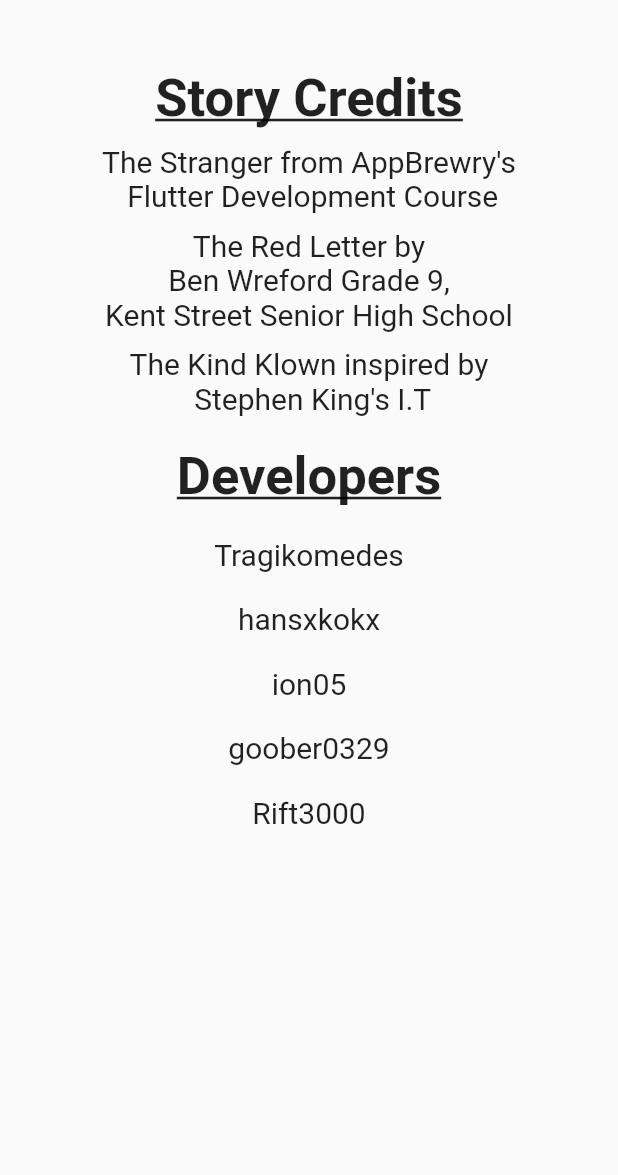
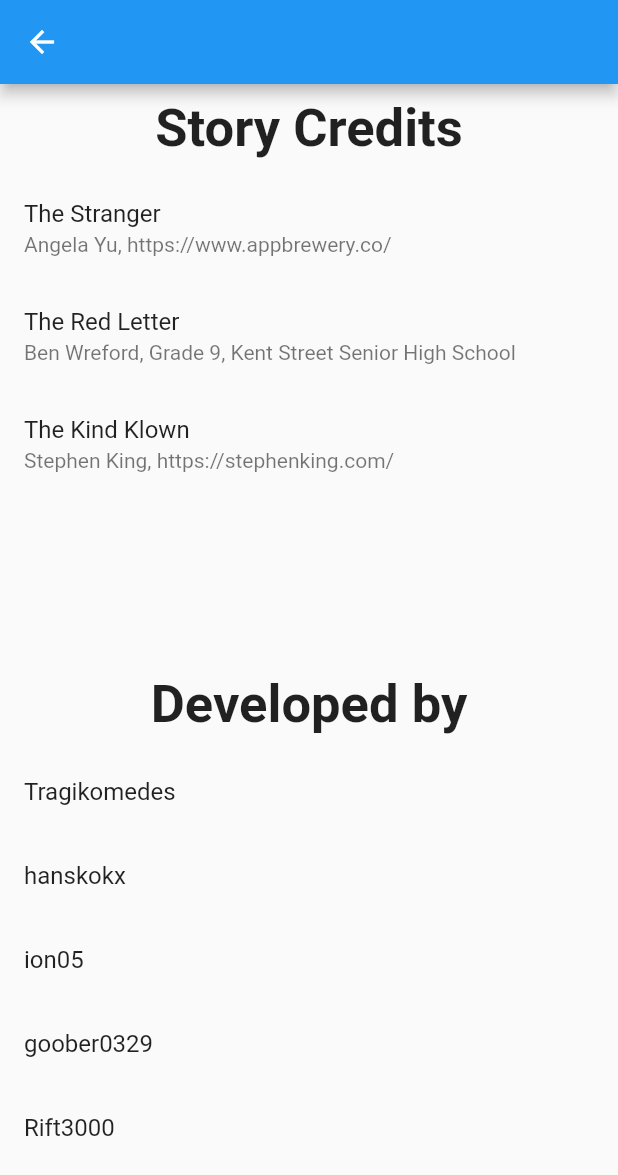
Before and after one commit to saileshbro/Your-Destiny, a Flutter app: the CreditsPage screen opened directly, on a phone screen of 412 x 824 dp. Shown: the top 1175 px of the screen. Run offline on Flutter 3.47's test engine with Material 2 defaults, Android fonts, the phone set to English and light mode, and no system bars; our stand-ins replace easy_localization, shared_preferences, splashscreen; accounts and stored records are empty.

Commit message:
Improvements to the way we handle displaying data on the credits page

```diff
--- a/assets/translations/en.json
+++ b/assets/translations/en.json
@@ -7,6 +7,8 @@
   "settings_font_size": "Story font size",
   "settings_font_family": "Story font",
   "settings_apply": "Apply Changes",
+  "credits_story": "Story Credits",
+  "credits_developers": "Developed by",
 
   "s0_title": "The Stranger",
   "s0_credits": "Angela Yu, https://www.appbrewery.co/",
--- a/assets/translations/es.json
+++ b/assets/translations/es.json
@@ -7,6 +7,8 @@
   "settings_font_size": "Tamaño del tipo de letra",
   "settings_font_family": "Tipo de letra del cuento",
   "settings_apply": "Applicar los Cambios",
+  "credits_story": "Créditos de la historia",
+  "credits_developers": "Desarrollado por",
 
   "s0_title": "El Desconocido",
   "s0_credits": "Angela Yu, https://www.appbrewery.co/",
--- a/assets/translations/pl.json
+++ b/assets/translations/pl.json
@@ -7,6 +7,8 @@
   "settings_font_size": "Wielkość czcionki opowieści",
   "settings_font_family": "Czcionka opowieści",
   "settings_apply": "Zastosuj",
+  "credits_story": "Napisy fabularne",
+  "credits_developers": "Opracowany przez",
 
   "s0_title": "Nieznajomy",
   "s0_credits": "Angela Yu, https://www.appbrewery.co/",
--- a/lib/credits.dart
+++ b/lib/credits.dart
@@ -1,4 +1,6 @@
 import 'package:flutter/material.dart';
+import 'package:easy_localization/easy_localization.dart';
+import 'package:flutter_buddies_destini/stories.dart';
 
 /*  A simple credits page was created in order to
 highlight the creators of the story and the developers that worked on the project
@@ -8,109 +10,59 @@ class CreditsPage extends StatelessWidget {
   @override
   Widget build(BuildContext context) {
     double headLine = 35.0;
-    double regularText = 20.0;
+
+    final allStoryList = getAllStories();
+    final developers = ["Tragikomedes", "hanskokx", "ion05", "goober0329", "Rift3000"];
 
     return Scaffold(
+      appBar: AppBar(),
       body: Center(
         child: Column(
           children: [
             SizedBox(
-              height: 45.0,
-            ),
-            Text(
-              "Story Credits",
+              height: 60.0,
+              child: Center(
+                child: Text(
+                  "credits_story".tr(),
                   style: TextStyle(
                     fontSize: headLine,
-                decoration: TextDecoration.underline,
                     fontWeight: FontWeight.bold,
                   ),
                 ),
-            SizedBox(
-              height: 10.0,
               ),
-            Text(
-              "The Stranger from AppBrewry's\n Flutter Development Course",
-              style: TextStyle(fontSize: regularText),
-              textAlign: TextAlign.center,
+            ),
+            Expanded(
+              child: ListView.builder(
+                itemCount: allStoryList.length,
+                itemBuilder: (context, index) {
+                  return ListTile(
+                    title: Text(allStoryList[index].title.tr()),
+                    subtitle: Text(allStoryList[index].credits.tr()),
+                  );
+                },
+              ),
             ),
             SizedBox(
-              height: 10.0,
-            ),
-            Text(
-              "The Red Letter by \nBen Wreford Grade 9, \nKent Street Senior High School",
-              style: TextStyle(fontSize: regularText),
-              textAlign: TextAlign.center,
-            ),
-            SizedBox(
-              height: 10.0,
-            ),
-            Text(
-              "The Kind Klown inspired by\n Stephen King's I.T",
-              style: TextStyle(
-                fontSize: regularText,
-              ),
-              textAlign: TextAlign.center,
-            ),
-            SizedBox(
-              height: 20.0,
-            ),
-            Text(
-              "Developers",
+              height: 60.0,
+              child: Center(
+                child: Text(
+                  "credits_developers".tr(),
                   style: TextStyle(
                     fontSize: headLine,
-                decoration: TextDecoration.underline,
                     fontWeight: FontWeight.bold,
                   ),
                 ),
-            SizedBox(
-              height: 20.0,
               ),
-            Text(
-              "Tragikomedes",
-              style: TextStyle(
-                fontSize: regularText,
             ),
-              textAlign: TextAlign.center,
+            Expanded(
+              child: ListView.builder(
+                itemCount: developers.length,
+                itemBuilder: (context, index) {
+                  return ListTile(
+                    title: Text(developers[index])
+                  );
+                },
               ),
-            SizedBox(
-              height: 20.0,
-            ),
-            Text(
-              "hansxkokx",
-              style: TextStyle(
-                fontSize: regularText,
-              ),
-              textAlign: TextAlign.center,
-            ),
-            SizedBox(
-              height: 20.0,
-            ),
-            Text(
-              "ion05",
-              style: TextStyle(
-                fontSize: regularText,
-              ),
-              textAlign: TextAlign.center,
-            ),
-            SizedBox(
-              height: 20.0,
-            ),
-            Text(
-              "goober0329",
-              style: TextStyle(
-                fontSize: regularText,
-              ),
-              textAlign: TextAlign.center,
-            ),
-            SizedBox(
-              height: 20.0,
-            ),
-            Text(
-              "Rift3000",
-              style: TextStyle(
-                fontSize: regularText,
-              ),
-              textAlign: TextAlign.center,
             ),
           ],
         ),
--- a/lib/menu_page.dart
+++ b/lib/menu_page.dart
@@ -134,6 +134,7 @@ class StoryTile extends StatelessWidget {
   // Possible options are currently:
   //   - 0: The Stranger
   //   - 1: The Red Letter
+  //   - 2: The Kind Klown
 
   final String title; // This is the story title to be translated.
 
--- a/lib/stories.dart
+++ b/lib/stories.dart
@@ -3,7 +3,7 @@ import 'package:flutter_buddies_destini/story.dart';
 // The logic for each story is defined below.  However, the translations for each
 // story are defined in assets/translations/<lang>.json
 
-// TODO: I, added story credits in each of the translation files. The credits
+// TODO: I added story credits in each of the translation files. The credits
 //       should be translated to each appropriate language. I'd do this myself, but
 //       I only speak two languages fluently: English and Drunken English. -Hans
 
@@ -155,6 +155,7 @@ final stories = [
   //Based on the story of I.T.
   Story(
     title: "s2_title",
+    credits: "s2_credits",
     pages: [
       SPage(
         pageIndex: 0,
@@ -229,3 +230,7 @@ final stories = [
 getStory(int index) {
   return stories[index];
 }
+
+List<Story> getAllStories() {
+  return stories;
+}
--- a/lib/story.dart
+++ b/lib/story.dart
@@ -21,7 +21,8 @@ class Story {
 //  - pageIndex is used for page reference between each page
 //  - choices list of the available choices
 //  - background? I don't know what this is for... I don't think its being used right now.
-class SPage { // I had to change the class name from Page to SPage because my IDE was getting confused with the Flutter Page class
+class SPage {
+  // I had to change the class name from Page to SPage because my IDE was getting confused with the Flutter Page class
   String text;
   int pageIndex;
   List<Choice> choices;
--- a/lib/story_brain.dart
+++ b/lib/story_brain.dart
@@ -27,6 +27,11 @@ class StoryBrain {
     return _storyData.title;
   }
 
+  // returns the credits for the current Story
+  String getCredits() {
+    return _storyData.title + " " + _storyData.credits;
+  }
+
   // reutrns the current Page of the current Story
   SPage getPage() {
     return _storyData.pages[_pageNumber];
```
Also changed, not shown: pubspec.yaml (+2 -6 lines), pubspec.lock. Lines whose indentation alone changed are shown as unchanged.
